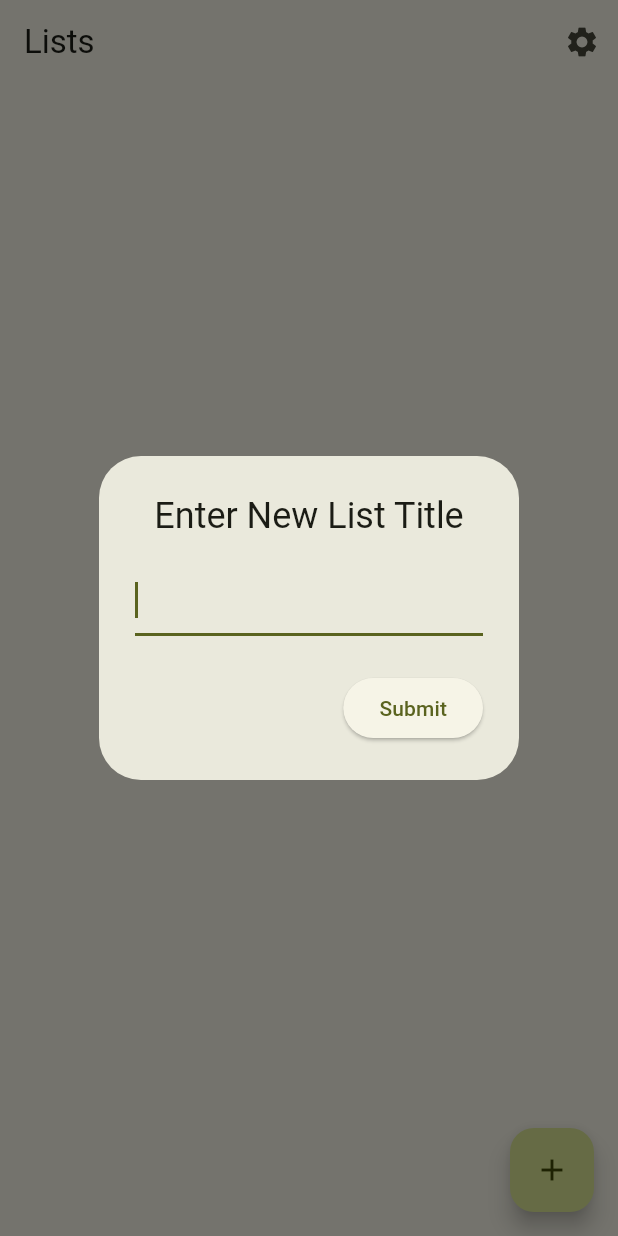
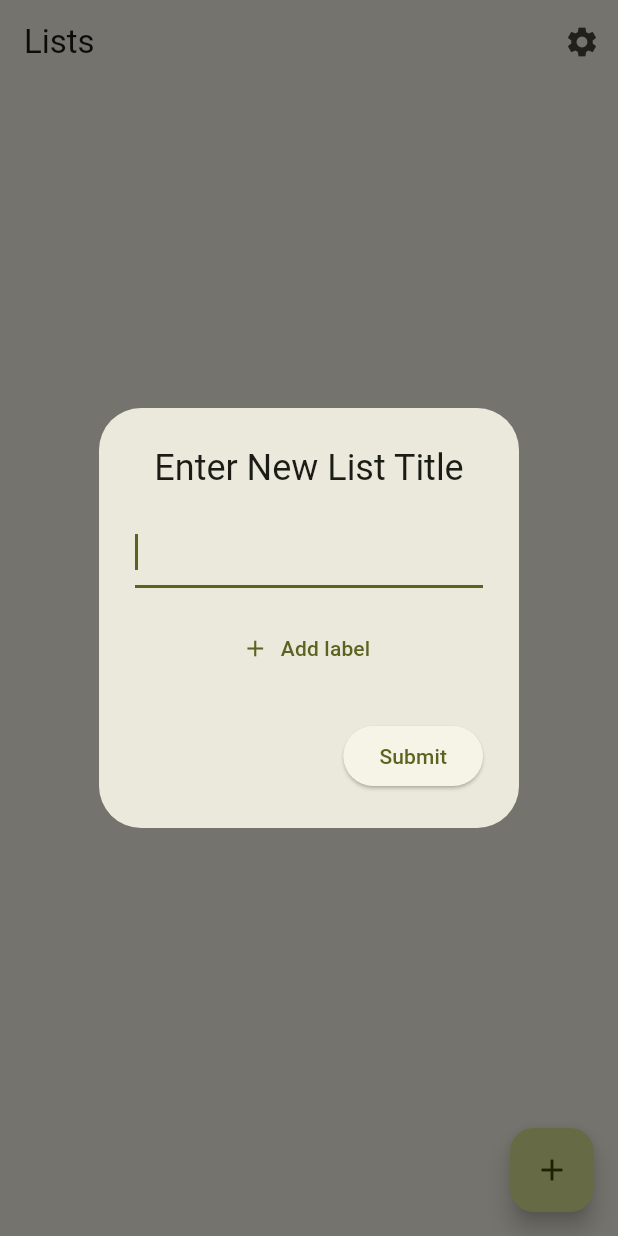
Before and after one commit to Pertempto/Lists, a Flutter app: the screen it shows after launch, after a tap on the "add" icon, on a phone screen of 412 x 824 dp. Run offline on Flutter 3.47's test engine with Material 2 defaults, Android fonts, the phone set to English and light mode, and no system bars; our stand-ins replace adaptive_theme, isar; missing offline and left inert: modal_side_sheet; accounts and stored records are empty; generated files the repository leaves out were written again.

Commit message:
raw code for displaying, adding, and removing labels in list settings dialog

```diff
--- a/lib/model/list_model.dart
+++ b/lib/model/list_model.dart
@@ -1,3 +1,4 @@
+import 'package:flutter/material.dart';
 import 'package:isar/isar.dart';
 import 'package:lists/model/database_manager.dart';
 import 'package:lists/model/item.dart';
@@ -13,12 +14,13 @@ class ListModel {
   String title = '';
 
   final items = IsarLinks<Item>();
+  List<String> labels = [];
 
   Iterable<Item> itemsView() => items;
 
   // a zero-arg constructor is required for classes that are isar collections
   ListModel();
-  ListModel.fromTitle(this.title);
+  ListModel.fromTitle(this.title) : labels = [];
 
   void init() => items.loadSync();
 
@@ -59,6 +61,19 @@ class ListModel {
       await DatabaseManager.updateListModelItems(this);
     }
   }
+
+  void addLabel(String label) {
+    if (!hasLabel(label)) {
+      labels.add(label);
+    }
+  }
+
+  void removeLabel(String label) {
+    assert(hasLabel(label));
+    labels.remove(label);
+  }
+
+  bool hasLabel(String label) => labels.contains(label);
 }
 
 class ListModelError implements Exception {
--- a/lib/view/edit_item_dialog.dart
+++ b/lib/view/edit_item_dialog.dart
@@ -35,7 +35,7 @@ class _EditItemDialogState extends State<EditItemDialog> {
             autofocus: true,
             onFieldSubmitted: (_) => _submitNewItemValue(),
           ),
-          const SizedBox(height: 15),
+          const SizedBox(height: 16),
           _buildItemTypeSwitcher()
         ],
       ),
--- a/lib/view/home_page.dart
+++ b/lib/view/home_page.dart
@@ -1,3 +1,4 @@
+import 'package:collection/collection.dart';
 import 'package:flutter/material.dart';
 import 'package:lists/model/list_model.dart';
 import 'package:lists/model/database_manager.dart';
@@ -19,6 +20,8 @@ class HomePage extends StatefulWidget {
 }
 
 class _HomePageState extends State<HomePage> {
+  late Iterable<String> labels;
+
   @override
   Widget build(BuildContext context) {
     return Scaffold(
@@ -42,6 +45,10 @@ class _HomePageState extends State<HomePage> {
       future: DatabaseManager.loadListModels(),
       builder: (context, snapshot) {
         if (snapshot.hasData) {
+          labels = snapshot.data!
+              .map((listModel) => listModel.labels)
+              .flattened
+              .toSet();
           return _buildListPreviewsWidget(snapshot.data!);
         }
         if (snapshot.hasError) {
@@ -64,8 +71,7 @@ class _HomePageState extends State<HomePage> {
   void _showAddNewListDialog() => showDialog(
         context: context,
         builder: (context) => ListSettingsDialog(
-            onSubmit: _submitNewList,
-            listModel: ListModel()),
+            onSubmit: _submitNewList, labels: labels, listModel: ListModel()),
       );
 
   void _submitNewList(ListModel listModel) async {
--- a/lib/view/list_settings_dialog.dart
+++ b/lib/view/list_settings_dialog.dart
@@ -6,11 +6,13 @@ import 'package:lists/model/list_model.dart';
 class ListSettingsDialog extends StatefulWidget {
   final void Function(ListModel) onSubmit;
   final ListModel listModel;
+  final Iterable<String> labels;
 
   const ListSettingsDialog(
       {super.key,
       required this.onSubmit,
-      required this.listModel});
+      required this.listModel,
+      required this.labels});
 
   @override
   State<ListSettingsDialog> createState() => _ListSettingsDialogState();
@@ -18,6 +20,7 @@ class ListSettingsDialog extends StatefulWidget {
 
 class _ListSettingsDialogState extends State<ListSettingsDialog> {
   late final TextEditingController _editingController;
+  // late Set<String> labels = widget.labels.toSet();
 
   @override
   void initState() {
@@ -29,10 +32,56 @@ class _ListSettingsDialogState extends State<ListSettingsDialog> {
   Widget build(BuildContext context) {
     return AlertDialog(
       title: const Text('Enter New List Title', textAlign: TextAlign.center),
-      content: TextFormField(
-        controller: _editingController,
-        autofocus: true,
-        onFieldSubmitted: (_) => _submitNewItemValue(),
+      content: Column(
+        mainAxisSize: MainAxisSize.min,
+        children: [
+          TextFormField(
+            controller: _editingController,
+            autofocus: true,
+            onFieldSubmitted: (_) => _submitNewItemValue(),
+          ),
+          const SizedBox(height: 16),
+          Wrap(
+              spacing: 4,
+              runSpacing: 4,
+              children: widget.listModel.labels
+                  .map((label) => Chip(
+                      label: Text(label),
+                      onDeleted: () {
+                        widget.listModel.removeLabel(label);
+                        setState(() {});
+                      }))
+                  .cast<Widget>()
+                  .followedBy([
+                TextButton.icon(
+                    icon: const Icon(Icons.add),
+                    label: const Text('Add label'),
+                    onPressed: () async {
+                      final newLabel = await showDialog(
+                        context: context,
+                        builder: (context) => AddLabelDialog(
+                            labels: widget.labels, listModel: widget.listModel),
+                      );
+                      if (newLabel != null) {
+                        widget.listModel.addLabel(newLabel);
+                        setState(() {});
+                      }
+                      //   .map((label) =>
+                      //       PopupMenuItem(value: label, child: Text(label)))
+                      //   .followedBy([
+                      // PopupMenuItem(child: TextFormField(
+                      //   onFieldSubmitted: (label) async {
+                      //     print('adding label $label');
+                      //     widget.listModel.addLabel(label);
+                      //     if (context.mounted) Navigator.pop(context);
+                      //     labels.add(label);
+                      //     setState(() {});
+                      //   },
+                      // ))
+                      // ]).toList()),
+                    })
+              ]).toList())
+        ],
       ),
       actions: [
         ElevatedButton(
@@ -49,3 +98,63 @@ class _ListSettingsDialogState extends State<ListSettingsDialog> {
     widget.onSubmit(widget.listModel);
   }
 }
+
+class AddLabelDialog extends StatefulWidget {
+  final Iterable<String> labels;
+  final ListModel listModel;
+
+  const AddLabelDialog(
+      {super.key, required this.labels, required this.listModel});
+
+  @override
+  State<AddLabelDialog> createState() => _AddLabelDialogState();
+}
+
+class _AddLabelDialogState extends State<AddLabelDialog> {
+  String searchQuery = '';
+  late TextEditingController textEditingController = TextEditingController();
+
+  @override
+  Widget build(BuildContext context) {
+    return SimpleDialog(
+      children: [
+        ListTile(
+            title: TextField(
+                controller: textEditingController,
+                decoration: InputDecoration(
+                    hintText: 'Enter a label',
+                    prefixIcon: IconButton(
+                        icon: Icon(Icons.close),
+                        onPressed: () => setState(() {
+                              textEditingController.clear();
+                              searchQuery = '';
+                            })),
+                    suffixIcon: IconButton(
+                        icon: Icon(Icons.add),
+                        onPressed: () => Navigator.pop(
+                            context, textEditingController.text))),
+                onChanged: (value) => setState(() => searchQuery = value),
+                onSubmitted: (newLabel) => Navigator.pop(context, newLabel))),
+        SizedBox(
+          height: 200,
+          width: 0,
+          child: ListView(
+              children: widget.labels
+                  .where((label) =>
+                      label.contains(searchQuery) &&
+                      !widget.listModel.hasLabel(label))
+                  .map((label) => ListTile(
+                      title: Text(label),
+                      onTap: () => Navigator.pop(context, label)))
+                  .toList()),
+        ),
+      ],
+    );
+  }
+
+  @override
+  void dispose() {
+    textEditingController.dispose();
+    super.dispose();
+  }
+}
```
Also changed, not shown: lib/model/database_manager.dart (line endings or trailing spaces), lib/model/list_model.g.dart.
